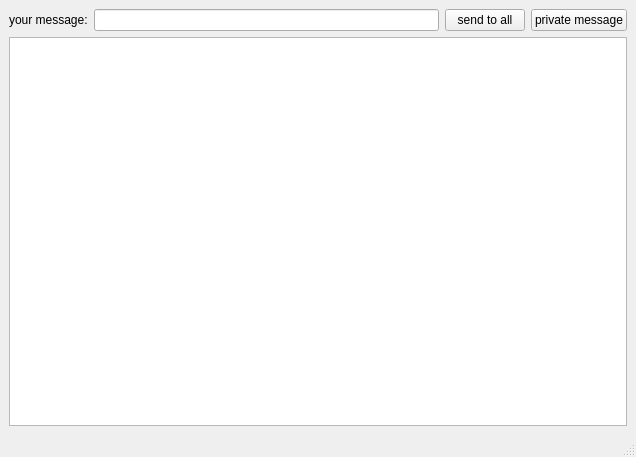
Old version of the form client/client/sources/mainwindow.ui in the repository AlexeyShumkin/QChat.
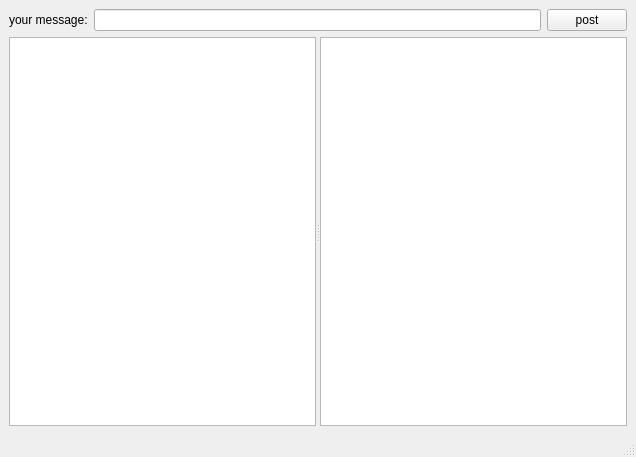
New version of the form.

Patch:
```diff
--- a/client/client/sources/mainwindow.ui
+++ b/client/client/sources/mainwindow.ui
@@ -15,11 +15,8 @@
   </property>
   <widget class="QWidget" name="centralwidget">
    <layout class="QVBoxLayout" name="verticalLayout" stretch="0,1">
-    <property name="spacing">
-     <number>6</number>
-    </property>
     <item>
-     <layout class="QHBoxLayout" name="horizontalLayout" stretch="0,1,0,0">
+     <layout class="QHBoxLayout" name="horizontalLayout">
       <item>
        <widget class="QLabel" name="label">
         <property name="text">
@@ -33,14 +30,7 @@
       <item>
        <widget class="QPushButton" name="pubButton">
         <property name="text">
-         <string>send to all</string>
-        </property>
-       </widget>
-      </item>
-      <item>
-       <widget class="QPushButton" name="pvtButton">
-        <property name="text">
-         <string>private message</string>
+         <string>post</string>
         </property>
        </widget>
       </item>
@@ -52,6 +42,7 @@
        <enum>Qt::Horizontal</enum>
       </property>
       <widget class="QTextBrowser" name="textBrowser"/>
+      <widget class="QListWidget" name="listWidget"/>
      </widget>
     </item>
    </layout>
```
